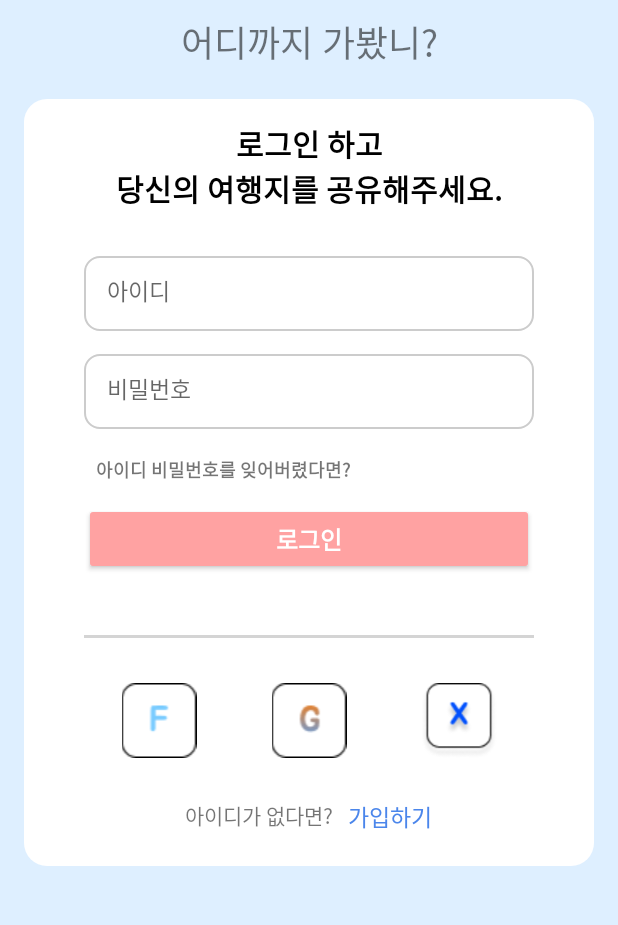
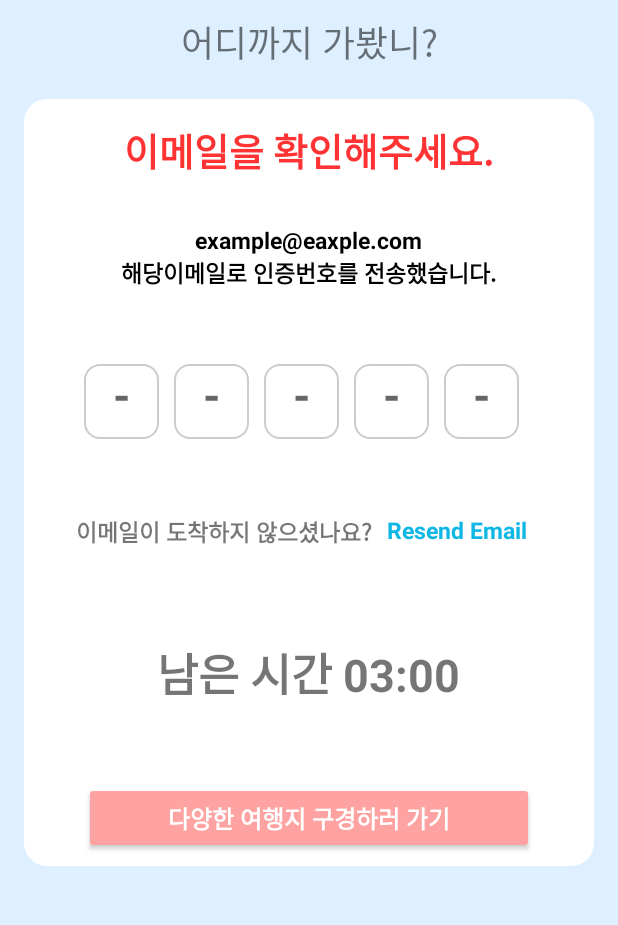
Before and after one commit to b-hyoung/onStar, an Android app built with Jetpack Compose: the screen it shows after launch (MainActivity), on a phone screen of 412 x 824 dp, the part 287-1212 px from its top. Run offline under Robolectric (Android 15) with nearby library versions, the phone set to English and light mode, and no system bars.

```diff
--- a/frontend/onstarmobileapp/app/src/main/java/com/bobCompany/onstarMobileApp/LoginFragment.kt
+++ b/frontend/onstarmobileapp/app/src/main/java/com/bobCompany/onstarMobileApp/LoginFragment.kt
@@ -13,6 +13,6 @@ class LoginFragment : Fragment() {
         savedInstanceState: Bundle?
     ): View? {
         // fragment_login.xml을 inflate해서 반환
-        return inflater.inflate(R.layout.fragment_login, container, false)
+        return inflater.inflate(R.layout.fragment_signup_03, container, false)
     }
 }
--- a/frontend/onstarmobileapp/app/src/main/res/layout/fragment_login.xml
+++ b/frontend/onstarmobileapp/app/src/main/res/layout/fragment_login.xml
@@ -43,7 +43,7 @@
             android:layout_height="50dp"
             android:layout_gravity="center_horizontal"
             android:layout_marginTop="15dp"
-            android:hint="@string/passwordhint"
+            android:hint="@string/hint_password"
             android:padding="15dp"
             android:textSize="15sp" />
 
--- /dev/null
+++ b/frontend/onstarmobileapp/app/src/main/res/layout/fragment_signup_03.xml
@@ -0,0 +1,181 @@
+<?xml version="1.0" encoding="utf-8"?>
+<androidx.constraintlayout.widget.ConstraintLayout xmlns:android="http://schemas.android.com/apk/res/android" xmlns:app="http://schemas.android.com/apk/res-auto"
+    xmlns:tools="http://schemas.android.com/tools"
+    android:layout_width="match_parent"
+    android:layout_height="match_parent">
+    <LinearLayout
+        android:layout_width="match_parent"
+        android:layout_height="543dp"
+        android:orientation="vertical"
+        app:layout_constraintTop_toTopOf="parent"
+        app:layout_constraintBottom_toBottomOf="parent"
+        app:layout_constraintStart_toStartOf="parent"
+        app:layout_constraintEnd_toEndOf="parent">
+        <TextView
+            android:id="@+id/checkedEmailTitle"
+            android:layout_width="wrap_content"
+            android:layout_height="wrap_content"
+            android:layout_gravity="center_horizontal"
+            android:layout_marginTop="30dp"
+            android:text="이메일을 확인해주세요."
+            android:textAlignment="center"
+            android:textColor="#ff3333"
+            android:textSize="25sp"
+            android:textStyle="bold"
+            android:layout_marginBottom="30dp"
+            />
+
+        <TextView
+            android:id="@+id/CheckedEmailId"
+            android:layout_width="wrap_content"
+            android:layout_height="wrap_content"
+            android:layout_gravity="center_horizontal"
+            android:text="example@eaxple.com\n해당이메일로 인증번호를 전송했습니다."
+            android:textAlignment="center"
+            android:textColor="@color/black"
+            android:textSize="15sp"
+            android:textStyle="bold"
+            android:layout_marginBottom="50dp"
+            />
+
+        <LinearLayout
+            android:layout_width="wrap_content"
+            android:layout_height="50dp"
+            android:layout_gravity="center_horizontal"
+            android:orientation="horizontal"
+
+            >
+
+            <TextView
+                android:id="@+id/textView4"
+                android:layout_width="50dp"
+                android:layout_height="50dp"
+                android:layout_weight="1"
+                android:textSize="30sp"
+                android:textAlignment="center"
+                android:layout_gravity="center_horizontal"
+                android:textStyle="bold"
+                android:hint="-"
+                android:layout_marginRight="10dp"
+                android:background="@drawable/edit_text_background"
+                />
+            <TextView
+                android:id="@+id/textView5"
+                android:layout_width="50dp"
+                android:layout_height="50dp"
+                android:layout_weight="1"
+                android:textSize="30sp"
+                android:textAlignment="center"
+                android:layout_gravity="center_horizontal"
+                android:textStyle="bold"
+                android:hint="-"
+                android:layout_marginRight="10dp"
+                android:background="@drawable/edit_text_background"
+                />
+
+            <TextView
+                android:id="@+id/textView6"
+                android:layout_width="50dp"
+                android:layout_height="50dp"
+                android:layout_weight="1"
+                android:layout_marginRight="10dp"
+                android:textSize="30sp"
+                android:textAlignment="center"
+                android:layout_gravity="center_horizontal"
+                android:textStyle="bold"
+                android:hint="-"
+                android:background="@drawable/edit_text_background"
+                />
+
+            <TextView
+                android:id="@+id/textView10"
+                android:layout_width="50dp"
+                android:layout_height="50dp"
+                android:layout_weight="1"
+                android:layout_marginRight="10dp"
+                android:textSize="30sp"
+                android:textAlignment="center"
+                android:layout_gravity="center_horizontal"
+                android:textStyle="bold"
+                android:hint="-"
+                android:background="@drawable/edit_text_background"
+                />
+
+            <TextView
+                android:id="@+id/textView11"
+                android:layout_width="50dp"
+                android:layout_height="50dp"
+                android:layout_weight="1"
+                android:layout_marginRight="10dp"
+                android:textSize="30sp"
+                android:textAlignment="center"
+                android:layout_gravity="center_horizontal"
+                android:textStyle="bold"
+                android:hint="-"
+                android:background="@drawable/edit_text_background"
+                />
+        </LinearLayout>
+    <LinearLayout
+        android:layout_width="wrap_content"
+        android:layout_gravity="center_horizontal"
+        android:layout_height="wrap_content"
+        android:orientation="horizontal"
+        app:layout_constraintTop_toTopOf="parent"
+        app:layout_constraintBottom_toBottomOf="parent"
+        app:layout_constraintStart_toStartOf="parent"
+        app:layout_constraintEnd_toEndOf="parent"
+        android:layout_marginTop="50dp"
+        >
+        >
+        <TextView
+            android:id="@+id/resendEmail"
+            android:layout_width="wrap_content"
+            android:layout_height="wrap_content"
+            android:layout_gravity="center_horizontal"
+            android:layout_marginRight="10dp"
+            android:text="이메일이 도착하지 않으셨나요?"
+            android:textAlignment="center"
+            android:textSize="15sp"
+            android:layout_marginTop="30dp"
+            android:textStyle="bold" />
+
+        <TextView
+            android:id="@+id/resentemail_click"
+            android:layout_width="wrap_content"
+            android:layout_height="wrap_content"
+            android:layout_gravity="center_horizontal"
+            android:layout_marginRight="10dp"
+            android:text="Resend Email"
+            android:textAlignment="center"
+            android:textColor="#0EB7E5"
+            android:textSize="15sp"
+            android:layout_marginTop="30dp"
+            android:textStyle="bold" />
+    </LinearLayout>
+    <TextView
+        android:layout_width="wrap_content"
+        android:layout_height="wrap_content"
+        android:layout_gravity="center_horizontal"
+        android:textSize="30dp"
+        android:layout_marginTop="30dp"
+        android:textStyle="bold"
+        android:text="남은 시간 03:00"
+        />
+
+        <androidx.appcompat.widget.AppCompatButton
+            android:id="@+id/button3"
+            android:layout_width="300dp"
+            android:layout_height="wrap_content"
+            android:layout_alignParentBottom="true"
+            android:layout_gravity="center_horizontal"
+            android:backgroundTint="#FFA2A2"
+            android:text="다양한 여행지 구경하러 가기"
+            android:textColor="@color/white"
+            android:textSize="16sp"
+            android:textStyle="bold"
+            android:layout_marginTop="50dp"
+            />
+
+    </LinearLayout>
+
+</androidx.constraintlayout.widget.ConstraintLayout>
--- a/frontend/onstarmobileapp/app/src/main/res/values/strings.xml
+++ b/frontend/onstarmobileapp/app/src/main/res/values/strings.xml
@@ -1,8 +1,8 @@
 <resources>
     <string name="app_name"></string>
     <string name="hint_id">아이디</string>
-    <string name="hint_password">패스워드</string>
+    <string name="hint_password">비밀번호</string>
+    <string name="hint_repasswordhint">비밀번호 확인</string>
     <string name="hint_email">example@example.com</string>
-    <string name="passwordhint">비밀번호</string>
 
 </resources>
```
Also changed, not shown: frontend/onstarmobileapp/app/src/main/res/drawable/textview_round_background.xml (added, +11 -0 lines), frontend/onstarmobileapp/app/src/main/res/layout/fragment_signup_01.xml (added, +73 -0 lines), frontend/onstarmobileapp/app/src/main/res/layout/fragment_signup_02.xml (added, +56 -0 lines).
